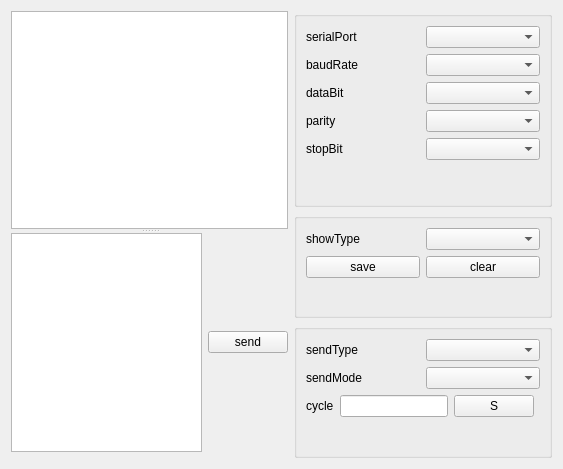
Qt form src/serialwindow.ui (aiwang23/serialPortTools) before a commit.
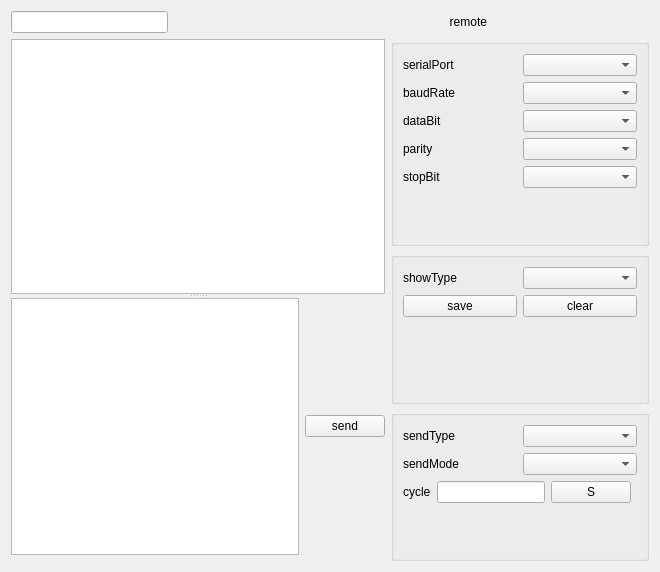
The same form after that commit. Custom widgets are drawn as their Qt base class.

What changed in the file:
```diff
--- a/src/serialwindow.ui
+++ b/src/serialwindow.ui
@@ -6,15 +6,51 @@
    <rect>
     <x>0</x>
     <y>0</y>
-    <width>563</width>
-    <height>469</height>
+    <width>660</width>
+    <height>572</height>
    </rect>
   </property>
   <property name="windowTitle">
    <string>serialwindow</string>
   </property>
   <layout class="QGridLayout" name="gridLayout" columnstretch="1,0">
-   <item row="0" column="0" rowspan="3">
+   <item row="0" column="0" colspan="2">
+    <layout class="QHBoxLayout" name="horizontalLayout_top" stretch="1,1,1,1">
+     <item>
+      <widget class="ElaLineEdit" name="lineEdit_url"/>
+     </item>
+     <item>
+      <spacer name="horizontalSpacer">
+       <property name="orientation">
+        <enum>Qt::Horizontal</enum>
+       </property>
+       <property name="sizeHint" stdset="0">
+        <size>
+         <width>40</width>
+         <height>20</height>
+        </size>
+       </property>
+      </spacer>
+     </item>
+     <item>
+      <widget class="ElaText" name="label_url">
+       <property name="layoutDirection">
+        <enum>Qt::LeftToRight</enum>
+       </property>
+       <property name="text">
+        <string>remote</string>
+       </property>
+       <property name="alignment">
+        <set>Qt::AlignRight|Qt::AlignTrailing|Qt::AlignVCenter</set>
+       </property>
+      </widget>
+     </item>
+     <item>
+      <widget class="ElaToggleSwitch" name="toggleswitch_url" native="true"/>
+     </item>
+    </layout>
+   </item>
+   <item row="1" column="0" rowspan="3">
     <widget class="QSplitter" name="splitter_data">
      <property name="orientation">
       <enum>Qt::Vertical</enum>
@@ -43,7 +79,7 @@
      </widget>
     </widget>
    </item>
-   <item row="0" column="1">
+   <item row="1" column="1">
     <widget class="QGroupBox" name="groupBox_port">
      <layout class="QVBoxLayout" name="verticalLayout_2">
       <item>
@@ -135,7 +171,7 @@
      </layout>
     </widget>
    </item>
-   <item row="1" column="1">
+   <item row="2" column="1">
     <widget class="QGroupBox" name="groupBox_recv">
      <property name="title">
       <string/>
@@ -189,7 +225,7 @@
      </layout>
     </widget>
    </item>
-   <item row="2" column="1">
+   <item row="3" column="1">
     <widget class="QGroupBox" name="groupBox_send">
      <property name="title">
       <string/>
```
